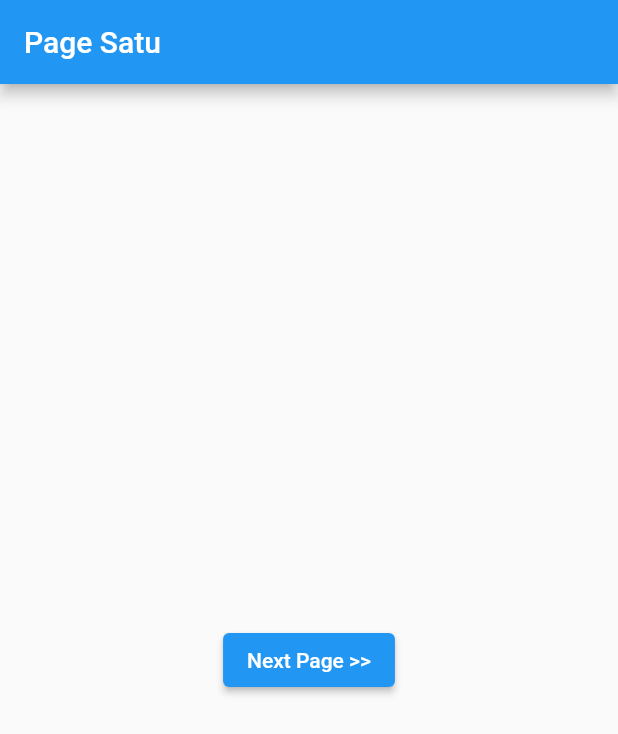
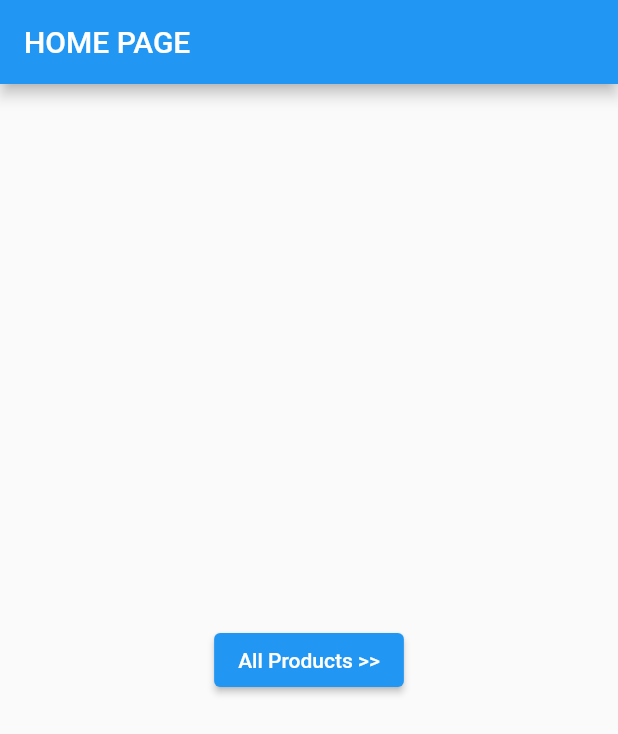
Before and after one commit to dennyoctavian/getx-flutter, a Flutter app: the screen it shows after launch, on a phone screen of 412 x 824 dp. Shown: the top 734 px of the screen. Run offline on Flutter 3.47's test engine with Material 2 defaults, Android fonts, the phone set to English and light mode, and no system bars; our stand-ins replace get.

Commit message:
done dynamic url

```diff
--- a/lib/main.dart
+++ b/lib/main.dart
@@ -1,7 +1,9 @@
-import 'package:belajar_getx/pages/page1.dart';
-import 'package:belajar_getx/routes/pages_route.dart';
 import 'package:flutter/material.dart';
 import 'package:get/get.dart';
+
+import 'pages/detail_product_page.dart';
+import 'pages/home_page.dart';
+import 'pages/product_page.dart';
 
 void main() {
   runApp(const MyApp());
@@ -13,8 +15,21 @@ class MyApp extends StatelessWidget {
   @override
   Widget build(BuildContext context) {
     return GetMaterialApp(
-      home: const PageSatu(),
-      getPages: PagesRoute.pages,
+      home: const HomePage(),
+      getPages: [
+        GetPage(
+          name: '/',
+          page: () => const HomePage(),
+        ),
+        GetPage(
+          name: '/product',
+          page: () => const ProductPage(),
+        ),
+        GetPage(
+          name: '/product/:id?',
+          page: () => const DetailProductPage(),
+        ),
+      ],
     );
   }
 }
--- /dev/null
+++ b/lib/pages/home_page.dart
@@ -0,0 +1,22 @@
+import 'package:flutter/material.dart';
+import 'package:get/get.dart';
+
+class HomePage extends StatelessWidget {
+  const HomePage({super.key});
+
+  @override
+  Widget build(BuildContext context) {
+    return Scaffold(
+      appBar: AppBar(
+        title: const Text("HOME PAGE"),
+      ),
+      body: Center(
+        child: ElevatedButton(
+            onPressed: () {
+              Get.toNamed('/product');
+            },
+            child: const Text("All Products >>")),
+      ),
+    );
+  }
+}
--- a/lib/pages/page1.dart
+++ /dev/null
@@ -1,29 +0,0 @@
-import 'package:belajar_getx/routes/route_name.dart';
-import 'package:flutter/material.dart';
-import 'package:get/get.dart';
-
-class PageSatu extends StatelessWidget {
-  const PageSatu({super.key});
-
-  @override
-  Widget build(BuildContext context) {
-    return Scaffold(
-      appBar: AppBar(
-        title: const Text("Page Satu"),
-      ),
-      body: Center(
-        child: Column(
-          crossAxisAlignment: CrossAxisAlignment.center,
-          mainAxisAlignment: MainAxisAlignment.center,
-          children: [
-            ElevatedButton(
-                onPressed: () {
-                  Get.toNamed(RouteName.page_2);
-                },
-                child: const Text("Next Page >>"))
-          ],
-        ),
-      ),
-    );
-  }
-}
--- /dev/null
+++ b/lib/pages/product_page.dart
@@ -0,0 +1,37 @@
+import 'package:flutter/material.dart';
+import 'package:get/get.dart';
+
+class ProductPage extends StatelessWidget {
+  const ProductPage({super.key});
+
+  @override
+  Widget build(BuildContext context) {
+    return Scaffold(
+      appBar: AppBar(
+        title: const Text("ALL PRODUCT"),
+      ),
+      body: Center(
+        child: Column(
+          mainAxisAlignment: MainAxisAlignment.center,
+          children: [
+            ElevatedButton(
+                onPressed: () {
+                  Get.toNamed('/product/1?name=Baju&ukuran=L');
+                },
+                child: const Text("Products 1")),
+            ElevatedButton(
+                onPressed: () {
+                  Get.toNamed('/product/2?name=Celana&ukuran=M');
+                },
+                child: const Text("Products 2")),
+            ElevatedButton(
+                onPressed: () {
+                  Get.toNamed('/product/3?name=Kaos Kaki&ukuran=XL');
+                },
+                child: const Text("Products 3")),
+          ],
+        ),
+      ),
+    );
+  }
+}
--- a/lib/routes/pages_route.dart
+++ /dev/null
@@ -1,32 +0,0 @@
-import 'package:belajar_getx/pages/page1.dart';
-import 'package:belajar_getx/pages/page2.dart';
-import 'package:belajar_getx/pages/page3.dart';
-import 'package:belajar_getx/pages/page4.dart';
-import 'package:belajar_getx/pages/page5.dart';
-import 'package:belajar_getx/routes/route_name.dart';
-import 'package:get/get.dart';
-
-class PagesRoute {
-  static final pages = [
-    GetPage(
-      name: RouteName.page_1,
-      page: () => const PageSatu(),
-    ),
-    GetPage(
-      name: RouteName.page_2,
-      page: () => const PageDua(),
-    ),
-    GetPage(
-      name: RouteName.page_3,
-      page: () => const PageTiga(),
-    ),
-    GetPage(
-      name: RouteName.page_4,
-      page: () => const PageEmpat(),
-    ),
-    GetPage(
-      name: RouteName.page_5,
-      page: () => const PageLima(),
-    ),
-  ];
-}
--- a/lib/routes/route_name.dart
+++ /dev/null
@@ -1,7 +0,0 @@
-abstract class RouteName {
-  static const page_1 = '/page-1';
-  static const page_2 = '/page-2';
-  static const page_3 = '/page-3';
-  static const page_4 = '/page-4';
-  static const page_5 = '/page-5';
-}
```
Also changed, not shown: lib/pages/detail_product_page.dart (added, +23 -0 lines), lib/pages/page2.dart (deleted, +0 -35 lines), lib/pages/page3.dart (deleted, +0 -34 lines), lib/pages/page4.dart (deleted, +0 -34 lines), lib/pages/page5.dart (deleted, +0 -28 lines), 1 other file.
